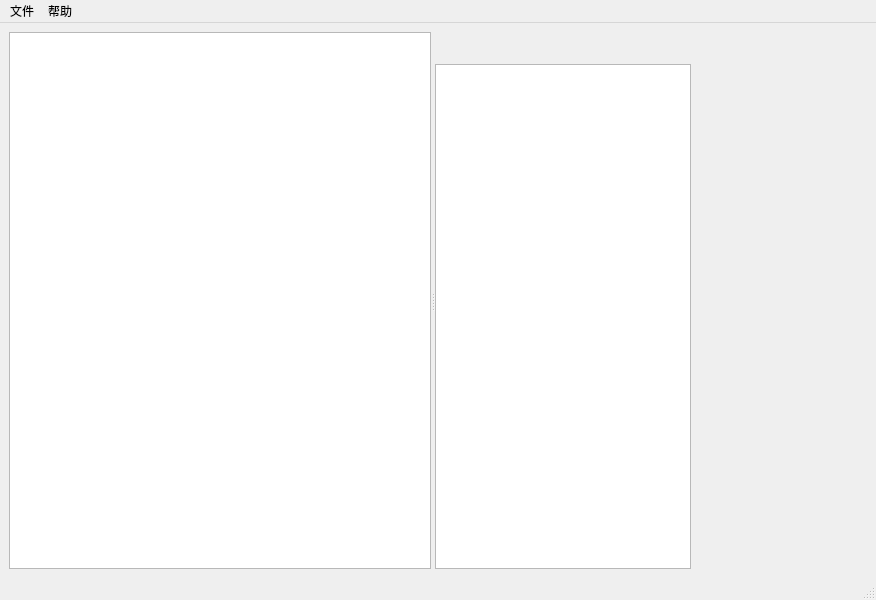
The window that mainwindow.ui (XChy/IntelliNote) describes before a commit, drawn with Qt 5.
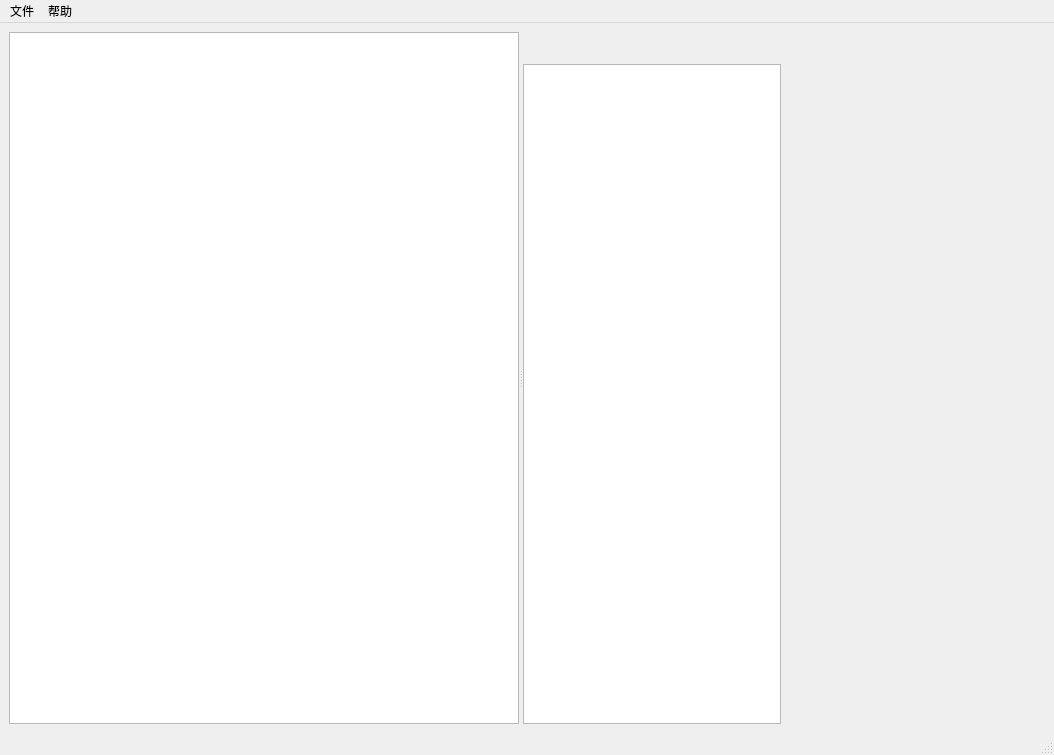
The same window after the commit. Custom widgets are drawn as their Qt base class.

Diff of the .ui file:
```diff
--- a/mainwindow.ui
+++ b/mainwindow.ui
@@ -6,8 +6,8 @@
    <rect>
     <x>0</x>
     <y>0</y>
-    <width>876</width>
-    <height>600</height>
+    <width>1054</width>
+    <height>755</height>
    </rect>
   </property>
   <property name="windowTitle">
@@ -51,7 +51,7 @@
            </widget>
           </item>
           <item>
-           <widget class="MDViewer" name="viewer">
+           <widget class="MDViewer" name="viewer" native="true">
             <property name="sizePolicy">
              <sizepolicy hsizetype="Expanding" vsizetype="Preferred">
               <horstretch>0</horstretch>
@@ -76,7 +76,7 @@
     <rect>
      <x>0</x>
      <y>0</y>
-     <width>876</width>
+     <width>1054</width>
      <height>27</height>
     </rect>
    </property>
@@ -155,8 +155,8 @@
  <customwidgets>
   <customwidget>
    <class>MDViewer</class>
-   <extends>QFrame</extends>
-   <header location="global">MDViewer.h</header>
+   <extends>QWidget</extends>
+   <header>MDViewer.h</header>
    <container>1</container>
   </customwidget>
  </customwidgets>
```
Left out of the diff: 8 changed lines with no effect on the pictures.
